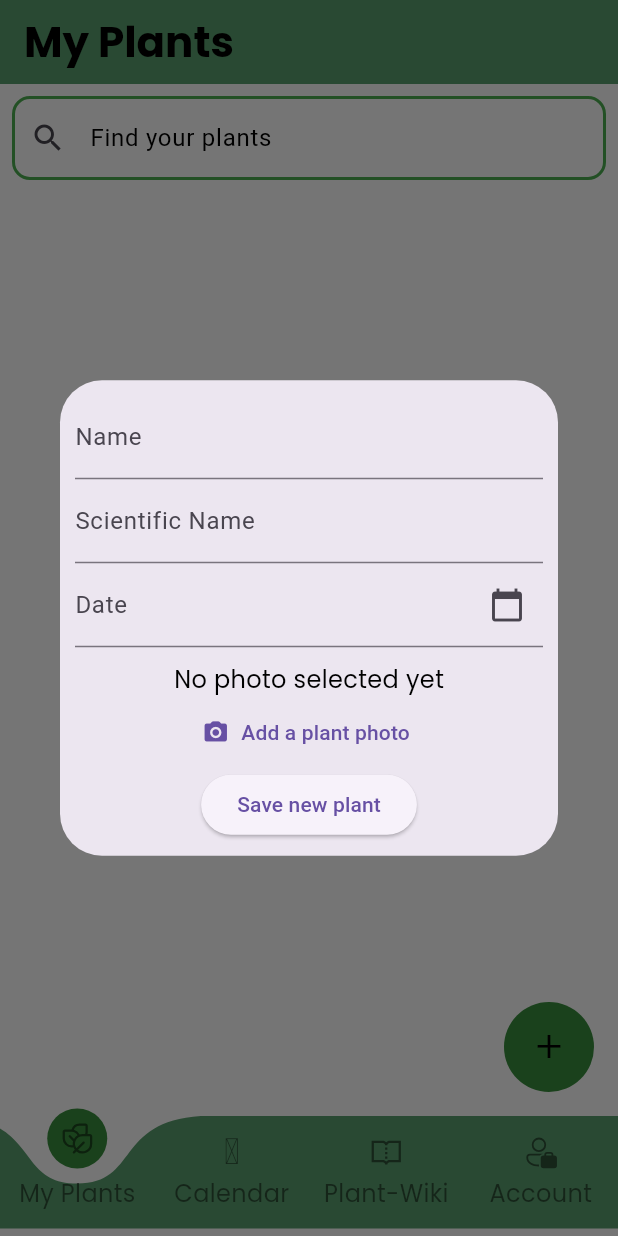
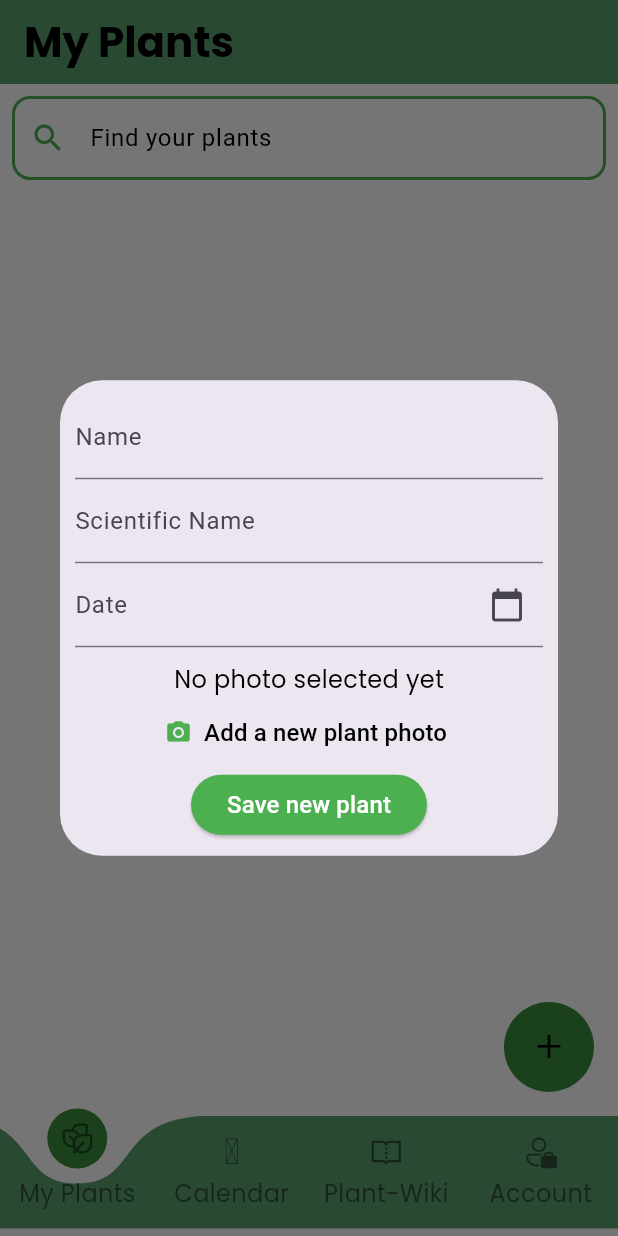
Before and after one commit to GeroStoewe/plant_friends, a Flutter app: the screen it shows after launch, after a tap on an icon or button, on a phone screen of 412 x 824 dp. Run offline on Flutter 3.47's test engine with Material 3 defaults, Android fonts, the phone set to English and light mode, and no system bars; drawn by our look-alikes of curved_labeled_navigation_bar; our stand-ins replace firebase_core, firebase_database, firebase_storage, fluentui_system_icons, image_picker, line_icons; accounts and stored records are empty.

Commit message:
modified plant dialog for dark and light mode and modified the plant widget for better visibility.

```diff
--- a/lib/plants/my_plants_details_page.dart
+++ b/lib/plants/my_plants_details_page.dart
@@ -462,5 +462,5 @@ class _MyPlantsDetailsPage extends State<MyPlantsDetailsPage> {
     );
   }
 }
-//TODO: plant widget color for dark and light mode
+
 //TODO: solve edit page bug issue
--- a/lib/plants/my_plants_page.dart
+++ b/lib/plants/my_plants_page.dart
@@ -101,7 +101,7 @@ class _MyPlantsPageState extends State<MyPlantsPage> {
               mainAxisSize: MainAxisSize.min,
               children: [
                 const Text(
-                  "Chose Image Source",
+                  "Choose Image Source",
                   style: TextStyle(
                     fontSize: 18,
                     fontWeight: FontWeight.w600,
@@ -212,7 +212,7 @@ class _MyPlantsPageState extends State<MyPlantsPage> {
                 labelText: "Find your plants",
                 labelStyle: TextStyle(
                     color: isDarkMode ? Colors.white : Colors.black),
-                prefixIcon: const Icon(Icons.search),
+                prefixIcon: const Icon(Icons.search, color: Colors.green),
                 enabledBorder: OutlineInputBorder(
                   borderSide: const BorderSide(
                       color: Colors.green,
@@ -271,6 +271,8 @@ class _MyPlantsPageState extends State<MyPlantsPage> {
   }
 
   void plantDialog() {
+    final theme = Theme.of(context);
+    final isDarkMode = theme.brightness == Brightness.dark;
     showDialog(
       context: context,
       builder: (BuildContext dialogContext) {
@@ -307,11 +309,22 @@ class _MyPlantsPageState extends State<MyPlantsPage> {
                   _plantImage!,
                   height: 200,
                 )
-                    : const Text("No photo selected yet"),
+                    : Text("No photo selected yet",
+                  style: TextStyle(
+                      fontSize: 16.0,
+                      color: isDarkMode ? Colors.grey : Colors.black),
+                  ),
                   TextButton.icon(
                     onPressed: _pickImage,
                     icon: const Icon(Icons.camera_alt_rounded),
-                    label: const Text("Add a plant photo"),
+                    label: Text("Add a new plant photo",
+                      style: TextStyle(
+                          fontSize: 16.0,
+                          color: isDarkMode ? Colors.grey : Colors.black),
+                    ),
+                    style: TextButton.styleFrom(
+                      foregroundColor: isDarkMode ? Colors.grey : Colors.green,
+                    ),
                 ),
                 ElevatedButton(
                   onPressed: () async {
@@ -347,7 +360,12 @@ class _MyPlantsPageState extends State<MyPlantsPage> {
                       });
                     }
                   },
-                  child: const Text("Save new plant"),
+                  style: ElevatedButton.styleFrom(
+                    foregroundColor: Colors.white,
+                    backgroundColor: isDarkMode ? Colors.grey.shade600 : Colors.green ,
+                  ),
+                  child: const Text("Save new plant",
+                  style: TextStyle(fontSize: 16.0),),
                 ),
               ],
             ),
@@ -399,7 +417,7 @@ class _MyPlantsPageState extends State<MyPlantsPage> {
         padding: const EdgeInsets.all(10),
         margin: const EdgeInsets.symmetric(vertical: 5, horizontal: 10),
         decoration: BoxDecoration(
-          color: isDarkMode ? Colors.black.withOpacity(0.5) : Colors.white,
+          color: isDarkMode ? const Color(0xFF1E1E1E) : Colors.white,
           borderRadius: BorderRadius.circular(15),
           boxShadow: [
             if (!isDarkMode) ...[
@@ -412,7 +430,7 @@ class _MyPlantsPageState extends State<MyPlantsPage> {
             ] else
               ...[
                 BoxShadow(
-                  color: Colors.black.withOpacity(0.5),
+                  color: Colors.black.withOpacity(0.2),
                   spreadRadius: 3,
                   blurRadius: 5,
                   offset: const Offset(0, 3),
@@ -482,13 +500,13 @@ class _MyPlantsPageState extends State<MyPlantsPage> {
                       Icon(
                           LineIcons.calendarWithWeekFocus,
                           size: 16,
-                          color: isDarkMode ? Colors.grey.shade400 : Colors
+                          color: isDarkMode ? const Color(0xFFB0BEC5) : Colors
                               .grey),
                       const SizedBox(width: 5),
                       Text(
                         plant.plantData!.date!,
                         style: TextStyle(
-                          color: isDarkMode ? Colors.grey.shade400 : Colors
+                          color: isDarkMode ? const Color(0xFFB0BEC5) : Colors
                               .grey,
                         ),
                       ),
@@ -504,3 +522,6 @@ class _MyPlantsPageState extends State<MyPlantsPage> {
   }
 }
 /// TODO: change the structure of code according to OOP
+/// TODO: photo upload should be optional
+/// DONE TODO: color of plant widget for dark mode
+/// Done TODO: color of plant dialog modified for dark mode and light mode
```
